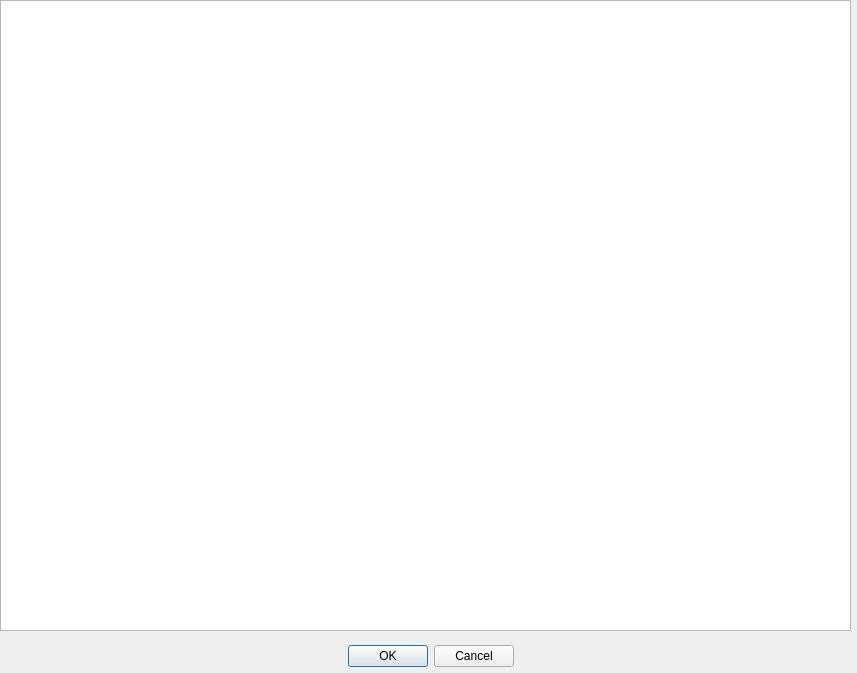
Qt form nhentai_gui/tags_selection.ui (DukeValentine/nhentai-downloader) before a commit.
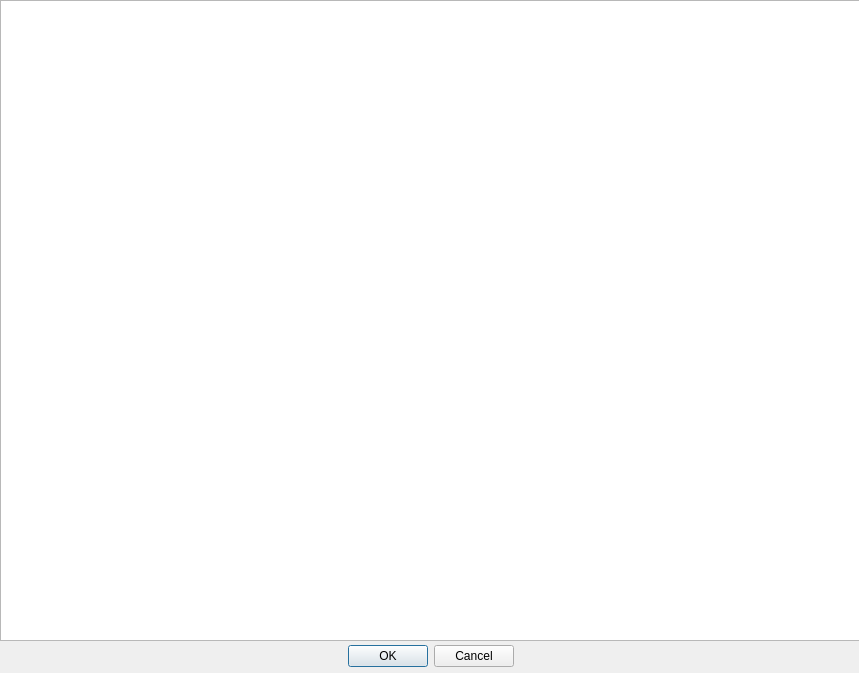
The same form after that commit.

The edit to the form file:
```diff
--- a/nhentai_gui/tags_selection.ui
+++ b/nhentai_gui/tags_selection.ui
@@ -6,7 +6,7 @@
    <rect>
     <x>0</x>
     <y>0</y>
-    <width>857</width>
+    <width>859</width>
     <height>673</height>
    </rect>
   </property>
@@ -37,10 +37,16 @@
     <rect>
      <x>0</x>
      <y>0</y>
-     <width>851</width>
-     <height>631</height>
+     <width>871</width>
+     <height>641</height>
     </rect>
    </property>
+   <property name="sizePolicy">
+    <sizepolicy hsizetype="Maximum" vsizetype="Maximum">
+     <horstretch>0</horstretch>
+     <verstretch>0</verstretch>
+    </sizepolicy>
+   </property>
   </widget>
  </widget>
  <resources/>
```
